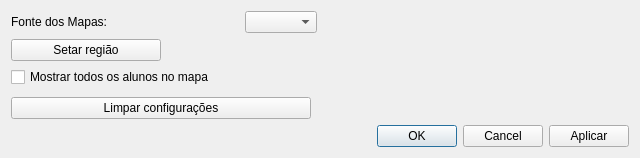
matheusfillipe/ganec, file src/main/python/ui/dialogs/settingsDialog.ui: the form before one commit.
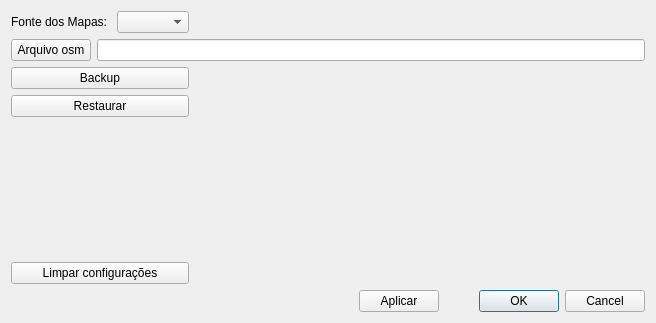
The form after the commit.

Patch:
```diff
--- a/src/main/python/ui/dialogs/settingsDialog.ui
+++ b/src/main/python/ui/dialogs/settingsDialog.ui
@@ -6,44 +6,47 @@
    <rect>
     <x>0</x>
     <y>0</y>
-    <width>640</width>
-    <height>158</height>
+    <width>656</width>
+    <height>323</height>
    </rect>
   </property>
   <property name="windowTitle">
    <string>Dialog</string>
   </property>
   <layout class="QGridLayout" name="gridLayout">
-   <item row="3" column="0">
-    <spacer name="verticalSpacer_2">
-     <property name="orientation">
-      <enum>Qt::Vertical</enum>
-     </property>
-     <property name="sizeHint" stdset="0">
-      <size>
-       <width>20</width>
-       <height>40</height>
-      </size>
-     </property>
-    </spacer>
-   </item>
-   <item row="4" column="0">
-    <widget class="QPushButton" name="cleanDbButton">
-     <property name="maximumSize">
-      <size>
-       <width>300</width>
-       <height>16777215</height>
-      </size>
-     </property>
-     <property name="text">
-      <string>Limpar configurações</string>
-     </property>
-    </widget>
-   </item>
-   <item row="5" column="0" colspan="2">
+   <item row="6" column="0" colspan="2">
     <layout class="QHBoxLayout" name="horizontalLayout_2">
+     <item>
+      <spacer name="horizontalSpacer">
+       <property name="orientation">
+        <enum>Qt::Horizontal</enum>
+       </property>
+       <property name="sizeType">
+        <enum>QSizePolicy::Expanding</enum>
+       </property>
+       <property name="sizeHint" stdset="0">
+        <size>
+         <width>40</width>
+         <height>20</height>
+        </size>
+       </property>
+      </spacer>
+     </item>
+     <item>
+      <widget class="QPushButton" name="aplicarBtn">
+       <property name="text">
+        <string>Aplicar</string>
+       </property>
+      </widget>
+     </item>
      <item>
       <widget class="QDialogButtonBox" name="buttonBox">
+       <property name="maximumSize">
+        <size>
+         <width>200</width>
+         <height>16777215</height>
+        </size>
+       </property>
        <property name="orientation">
         <enum>Qt::Horizontal</enum>
        </property>
@@ -52,25 +55,18 @@
        </property>
       </widget>
      </item>
-     <item>
-      <widget class="QPushButton" name="aplicarBtn">
-       <property name="text">
-        <string>Aplicar</string>
-       </property>
-      </widget>
-     </item>
     </layout>
    </item>
-   <item row="1" column="0">
-    <widget class="QPushButton" name="setOsmBtn">
+   <item row="5" column="0">
+    <widget class="QPushButton" name="cleanDbButton">
      <property name="maximumSize">
       <size>
-       <width>150</width>
+       <width>300</width>
        <height>16777215</height>
       </size>
      </property>
      <property name="text">
-      <string>Setar região</string>
+      <string>Limpar configurações</string>
      </property>
     </widget>
    </item>
@@ -96,31 +92,93 @@
        </property>
       </widget>
      </item>
-     <item>
-      <spacer name="horizontalSpacer">
-       <property name="orientation">
-        <enum>Qt::Horizontal</enum>
-       </property>
-       <property name="sizeHint" stdset="0">
-        <size>
-         <width>40</width>
-         <height>20</height>
-        </size>
-       </property>
-      </spacer>
-     </item>
      <item>
       <widget class="QComboBox" name="comboBox"/>
      </item>
     </layout>
    </item>
+   <item row="0" column="1">
+    <spacer name="horizontalSpacer_2">
+     <property name="orientation">
+      <enum>Qt::Horizontal</enum>
+     </property>
+     <property name="sizeHint" stdset="0">
+      <size>
+       <width>40</width>
+       <height>20</height>
+      </size>
+     </property>
+    </spacer>
+   </item>
+   <item row="1" column="0" colspan="2">
+    <layout class="QHBoxLayout" name="horizontalLayout_3">
+     <item>
+      <widget class="QPushButton" name="setOsmBtn">
+       <property name="toolTip">
+        <string>&lt;html&gt;&lt;head/&gt;&lt;body&gt;&lt;p&gt;Escolha o arquivo osm para calculos de rota mínima. Esse arquivo que define a rede de estradas possíveis. Ele pode ser baixado em: &lt;a href=&quot;https://www.openstreetmap.org/export#map=14/-18.9979/-46.2863&quot;&gt;&lt;span style=&quot; text-decoration: underline; color:#2980b9;&quot;&gt;https://www.openstreetmap.org/export#map=14/-18.9979/-46.2863&lt;/span&gt;&lt;/a&gt;&lt;/p&gt;&lt;/body&gt;&lt;/html&gt;</string>
+       </property>
+       <property name="whatsThis">
+        <string>&lt;html&gt;&lt;head/&gt;&lt;body&gt;&lt;p&gt;Escolha o arquivo osm para calculos de rota mínima. Esse arquivo que define a rede de estradas possíveis. Ele pode ser baixado em: &lt;a href=&quot;https://www.openstreetmap.org/export#map=14/-18.9979/-46.2863&quot;&gt;&lt;span style=&quot; text-decoration: underline; color:#2980b9;&quot;&gt;https://www.openstreetmap.org/export#map=14/-18.9979/-46.2863&lt;/span&gt;&lt;/a&gt;&lt;/p&gt;&lt;/body&gt;&lt;/html&gt;</string>
+       </property>
+       <property name="text">
+        <string>Arquivo osm</string>
+       </property>
+      </widget>
+     </item>
+     <item>
+      <widget class="QLineEdit" name="lineEdit">
+       <property name="toolTip">
+        <string>&lt;html&gt;&lt;head/&gt;&lt;body&gt;&lt;p&gt;Caminho do arquivo. Clique no botão ao lado para editar isso.&lt;/p&gt;&lt;p&gt;&lt;br/&gt;&lt;/p&gt;&lt;/body&gt;&lt;/html&gt;</string>
+       </property>
+       <property name="whatsThis">
+        <string>&lt;html&gt;&lt;head/&gt;&lt;body&gt;&lt;p&gt;Caminho do arquivo. Clique no botão ao lado para editar isso.&lt;/p&gt;&lt;p&gt;&lt;br/&gt;&lt;/p&gt;&lt;/body&gt;&lt;/html&gt;</string>
+       </property>
+       <property name="readOnly">
+        <bool>true</bool>
+       </property>
+      </widget>
+     </item>
+    </layout>
+   </item>
    <item row="2" column="0">
-    <widget class="QCheckBox" name="checkBoxMostrarAlunosNoMapa">
+    <widget class="QPushButton" name="backupBtn">
+     <property name="toolTip">
+      <string>&lt;html&gt;&lt;head/&gt;&lt;body&gt;&lt;p&gt;Cria um backup dos alunos, escolas e rotas que pode ser restaurado no futuro.&lt;/p&gt;&lt;/body&gt;&lt;/html&gt;</string>
+     </property>
+     <property name="whatsThis">
+      <string>&lt;html&gt;&lt;head/&gt;&lt;body&gt;&lt;p&gt;Cria um backup dos alunos, escolas e rotas que pode ser restaurado no futuro.&lt;/p&gt;&lt;/body&gt;&lt;/html&gt;</string>
+     </property>
      <property name="text">
-      <string>Mostrar todos os alunos no mapa</string>
+      <string>Backup</string>
      </property>
     </widget>
    </item>
+   <item row="3" column="0">
+    <widget class="QPushButton" name="restaurarBtn">
+     <property name="toolTip">
+      <string>&lt;html&gt;&lt;head/&gt;&lt;body&gt;&lt;p&gt;Restaura as configurações a partir de um backup.&lt;/p&gt;&lt;/body&gt;&lt;/html&gt;</string>
+     </property>
+     <property name="whatsThis">
+      <string>&lt;html&gt;&lt;head/&gt;&lt;body&gt;&lt;p&gt;Restaura as configurações a partir de um backup.&lt;/p&gt;&lt;/body&gt;&lt;/html&gt;</string>
+     </property>
+     <property name="text">
+      <string>Restaurar</string>
+     </property>
+    </widget>
+   </item>
+   <item row="4" column="0">
+    <spacer name="verticalSpacer">
+     <property name="orientation">
+      <enum>Qt::Vertical</enum>
+     </property>
+     <property name="sizeHint" stdset="0">
+      <size>
+       <width>20</width>
+       <height>40</height>
+      </size>
+     </property>
+    </spacer>
+   </item>
   </layout>
  </widget>
  <resources/>
```
Left out of the diff: 27 changed lines with no effect on the pictures.
